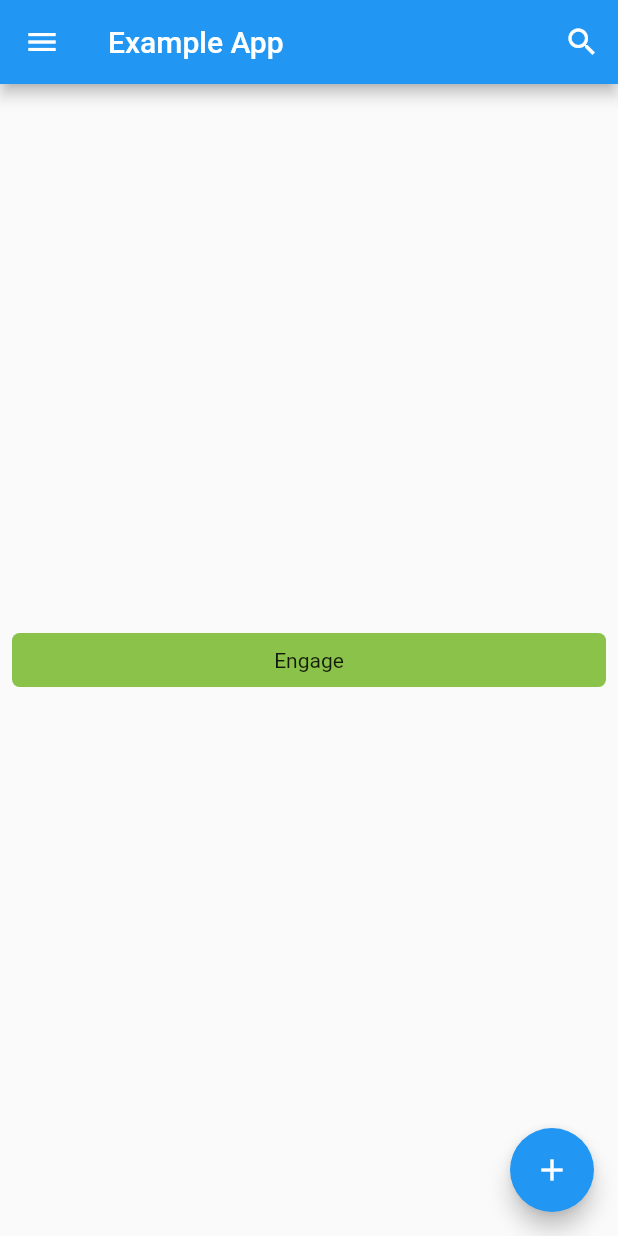
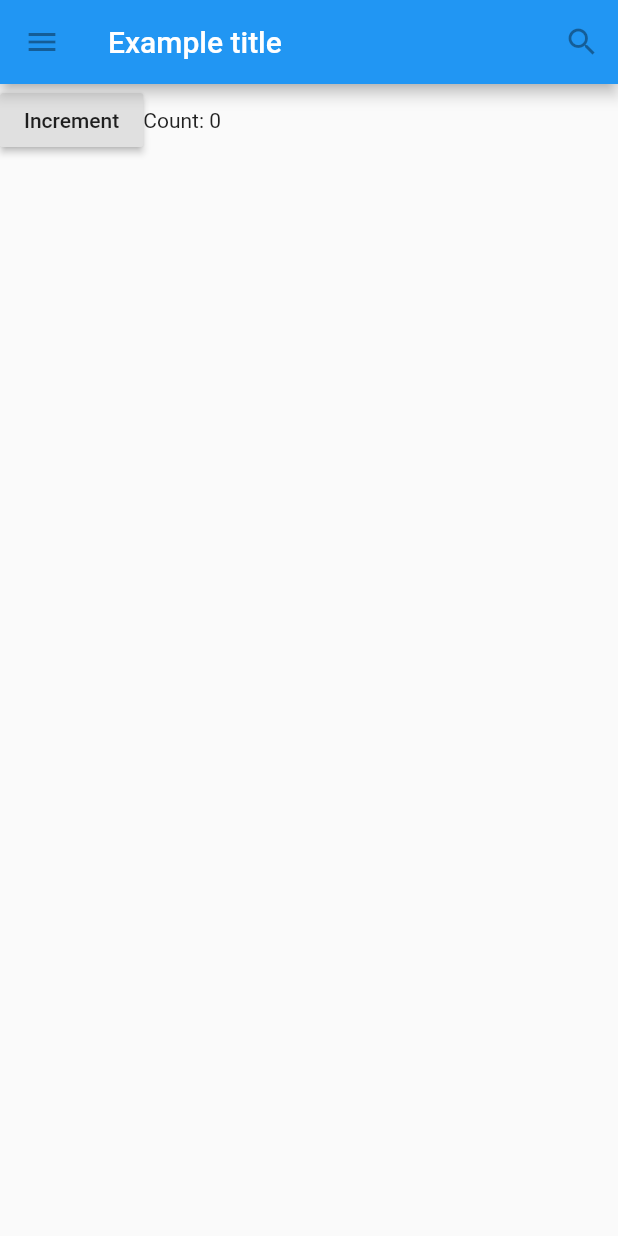
Before and after one commit to SoniArpit/fluttertut_app, a Flutter app: the screen it shows after launch, on a phone screen of 412 x 824 dp. Run offline on Flutter 3.47's test engine with Material 2 defaults, Android fonts, the phone set to English and light mode, and no system bars.

Commit message:
Changing widgets in response to input, creating counter on button click

```diff
--- a/lib/main.dart
+++ b/lib/main.dart
@@ -3,66 +3,57 @@ import 'package:flutter/material.dart';
 void main() {
   runApp(MaterialApp(
     title: "My Flutter App",
-    home: TutorialHome(),
+    home: MyHome(),
   ));
 }
 
-class TutorialHome extends StatelessWidget {
+class MyHome extends StatelessWidget {
   @override
   Widget build(BuildContext context) {
     return Scaffold(
       appBar: AppBar(
         leading: IconButton(
-          icon: Icon(
-            Icons.menu,
-            color: Colors.white,
-          ),
-          tooltip: 'nav menu',
+          icon: Icon(Icons.menu),
+          tooltip: 'Navigation menu',
           onPressed: null,
         ),
-        title: Text("Example App"),
+        title: Text('Example title'),
         actions: <Widget>[
           IconButton(
-            icon: Icon(
-              Icons.search,
-              color: Colors.white,
-            ),
-            tooltip: 'Search button',
+            icon: Icon(Icons.search),
+            tooltip: 'Search',
             onPressed: null,
-          )
+          ),
         ],
       ),
-      body: Center(
-        child: MyButton(),
-      ),
-      floatingActionButton: FloatingActionButton(
-        onPressed: null,
-        tooltip: 'Add',
-        child: Icon(Icons.add),
-      ),
+      body: Counter(),
     );
   }
 }
 
-class MyButton extends StatelessWidget {
+class Counter extends StatefulWidget {
   @override
+  _CounterState createState() => _CounterState();
+}
+
+class _CounterState extends State<Counter> {
+  @override
+  int _counter = 0;
+  void _increamenter() {
+    setState(() {
+      _counter++;
+    });
+  }
+
   Widget build(BuildContext context) {
-    return GestureDetector(
-      onTap: () {
-        print('MyButton was tapped!');
-      },
-      child: Container(
-        height: 36.0,
-        padding: const EdgeInsets.all(8.0),
-        margin: const EdgeInsets.symmetric(horizontal: 8.0),
-        decoration: BoxDecoration(
-          borderRadius: BorderRadius.circular(5.0),
-          color: Colors.lightGreen[500],
+    return Row(
+      children: <Widget>[
+        RaisedButton(
+          onPressed: _increamenter,
+          child: Text('Increment'),
         ),
-        child: Center(
-          child: Text('Engage'),
-        ),
-      ),
+        Text('Count: $_counter'),
+      ],
     );
   }
 }
```
